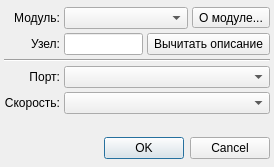
First picture: the form in src/mkview/ui/initdialog.ui, repository alex-krutikov/MkStudio, before the edit.
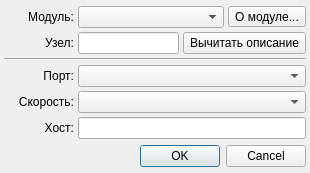
Second picture: the form after the edit.

```diff
--- a/src/mkview/ui/initdialog.ui
+++ b/src/mkview/ui/initdialog.ui
@@ -1,12 +1,12 @@
 <ui version="4.0" >
  <class>InitDialog</class>
- <widget class="QDialog" name="InitDialog" >
-  <property name="geometry" >
+ <widget class="QDialog" name="InitDialog">
+  <property name="geometry">
    <rect>
     <x>0</x>
     <y>0</y>
-    <width>274</width>
-    <height>167</height>
+    <width>310</width>
+    <height>173</height>
    </rect>
   </property>
   <property name="windowTitle" >
@@ -16,16 +16,7 @@
    <property name="spacing" >
     <number>4</number>
    </property>
-   <property name="leftMargin" >
-    <number>4</number>
-   </property>
-   <property name="topMargin" >
-    <number>4</number>
-   </property>
-   <property name="rightMargin" >
-    <number>4</number>
-   </property>
-   <property name="bottomMargin" >
+   <property name="margin">
     <number>4</number>
    </property>
    <item>
@@ -38,7 +29,13 @@
          <verstretch>0</verstretch>
         </sizepolicy>
        </property>
-       <property name="text" >
+       <property name="minimumSize">
+        <size>
+         <width>70</width>
+         <height>0</height>
+        </size>
+       </property>
+       <property name="text">
         <string>Модуль:</string>
        </property>
        <property name="alignment" >
@@ -161,31 +158,28 @@
        </property>
       </widget>
      </item>
+     <item row="5" column="0">
+      <widget class="QLabel" name="l_host">
+       <property name="text">
+        <string>Хост:</string>
+       </property>
+       <property name="alignment">
+        <set>Qt::AlignRight|Qt::AlignTrailing|Qt::AlignVCenter</set>
+       </property>
+      </widget>
+     </item>
+     <item row="5" column="1" colspan="3">
+      <widget class="QLineEdit" name="le_host"/>
+     </item>
     </layout>
    </item>
    <item>
-    <spacer>
-     <property name="orientation" >
-      <enum>Qt::Vertical</enum>
-     </property>
-     <property name="sizeType" >
-      <enum>QSizePolicy::Minimum</enum>
-     </property>
-     <property name="sizeHint" >
-      <size>
-       <width>252</width>
-       <height>16</height>
-      </size>
-     </property>
-    </spacer>
-   </item>
-   <item>
-    <widget class="QDialogButtonBox" name="buttonBox" >
-     <property name="orientation" >
+    <widget class="QDialogButtonBox" name="buttonBox">
+     <property name="orientation">
       <enum>Qt::Horizontal</enum>
      </property>
-     <property name="standardButtons" >
-      <set>QDialogButtonBox::Cancel|QDialogButtonBox::NoButton|QDialogButtonBox::Ok</set>
+     <property name="standardButtons">
+      <set>QDialogButtonBox::Cancel|QDialogButtonBox::Ok</set>
      </property>
     </widget>
    </item>
```
Left out of the diff: 131 changed lines with no effect on the pictures.
